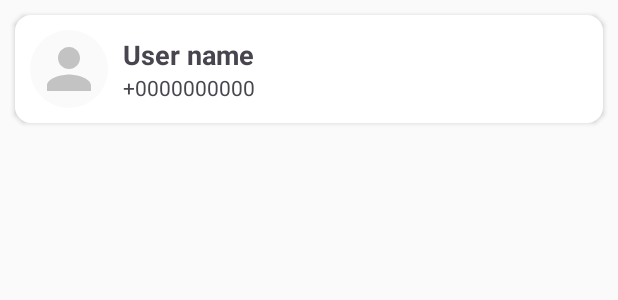
After one commit to fsRakib/Campus_Connect, an Android app: the layout search_user_recycler_row.xml on its own in the app's theme, with its tools: preview values and no code run, on a phone screen of 412 x 824 dp. The commit adds this screen. Shown: the top 300 px of the screen. Run offline under Robolectric (Android 15) with nearby library versions, the phone set to English and light mode, and no system bars.

Commit message:
List User in RecyclerView

```diff
--- a/app/build.gradle
+++ b/app/build.gradle
@@ -42,4 +42,6 @@ dependencies {
     implementation 'com.hbb20:ccp:2.5.0'
     implementation(platform("com.google.firebase:firebase-bom:32.7.0"))
     implementation("com.google.firebase:firebase-auth")
+
+    implementation 'com.firebaseui:firebase-ui-firestore:8.0.2'
 }
--- a/app/src/main/java/com/example/campusconnect/LoginUsernameActivity.java
+++ b/app/src/main/java/com/example/campusconnect/LoginUsernameActivity.java
@@ -55,7 +55,7 @@ public class LoginUsernameActivity extends AppCompatActivity {
             userModel.setUsername(username);
         }
         else {
-            userModel =new UserModel(phoneNumber,username, Timestamp.now());
+            userModel =new UserModel(phoneNumber,username, Timestamp.now(),FirebaseUtil.currentUserId());
         }
         FirebaseUtil.currentUserDetails().set(userModel).addOnCompleteListener(new OnCompleteListener<Void>() {
             @Override
--- a/app/src/main/java/com/example/campusconnect/utils/FirebaseUtil.java
+++ b/app/src/main/java/com/example/campusconnect/utils/FirebaseUtil.java
@@ -1,6 +1,7 @@
 package com.example.campusconnect.utils;
 
 import com.google.firebase.auth.FirebaseAuth;
+import com.google.firebase.firestore.CollectionReference;
 import com.google.firebase.firestore.DocumentReference;
 import com.google.firebase.firestore.FirebaseFirestore;
 
@@ -18,4 +19,8 @@ public class FirebaseUtil {
     public static DocumentReference currentUserDetails(){
         return FirebaseFirestore.getInstance().collection("users").document(currentUserId());
     }
+
+    public static CollectionReference allUserCollectionReference(){
+        return FirebaseFirestore.getInstance().collection("users");
+    }
 }
--- /dev/null
+++ b/app/src/main/res/layout/profile_pic_view.xml
@@ -0,0 +1,18 @@
+<?xml version="1.0" encoding="utf-8"?>
+<RelativeLayout xmlns:android="http://schemas.android.com/apk/res/android"
+    android:layout_width="wrap_content"
+    android:layout_height="wrap_content"
+    xmlns:app="http://schemas.android.com/apk/res-auto">
+
+    <ImageView
+        android:id="@+id/profile_pic_image_view"
+        android:layout_width="52dp"
+        android:layout_height="52dp"
+        android:layout_centerInParent="true"
+        android:background="@drawable/circular_bg"
+        android:src="@drawable/person_icon"
+        android:backgroundTint="@color/off_white"
+        android:padding="4dp"
+        app:tint="@color/light_gray" />
+
+</RelativeLayout>
--- /dev/null
+++ b/app/src/main/res/layout/search_user_recycler_row.xml
@@ -0,0 +1,36 @@
+<?xml version="1.0" encoding="utf-8"?>
+<LinearLayout xmlns:android="http://schemas.android.com/apk/res/android"
+    android:layout_width="match_parent"
+    android:layout_height="wrap_content"
+    android:background="@drawable/edit_text_rounded_corner"
+    android:layout_margin="10dp"
+    android:elevation="2dp">
+
+    <include layout="@layout/profile_pic_view"
+        android:layout_width="52dp"
+        android:layout_height="52dp"
+        android:layout_gravity="center"
+        android:layout_margin="10dp"
+        />
+    <LinearLayout
+        android:layout_width="match_parent"
+        android:layout_height="wrap_content"
+        android:orientation="vertical"
+        android:layout_gravity="center">
+        <TextView
+            android:layout_width="wrap_content"
+            android:layout_height="wrap_content"
+            android:text="User name"
+            android:textSize="18sp"
+            android:textStyle="bold"
+            android:id="@+id/user_name_text"/>
+        <TextView
+            android:layout_width="wrap_content"
+            android:layout_height="wrap_content"
+            android:text="+0000000000"
+            android:id="@+id/phone_text"
+            />
+
+    </LinearLayout>
+
+</LinearLayout>
```
Also changed, not shown: app/src/main/java/com/example/campusconnect/SearchUserActivity.java (+38 -1 lines), app/src/main/java/com/example/campusconnect/adapter/SearchUserRecyclerAdapter.java (added, +60 -0 lines), app/src/main/java/com/example/campusconnect/model/UserModel.java (+11 -2 lines).
